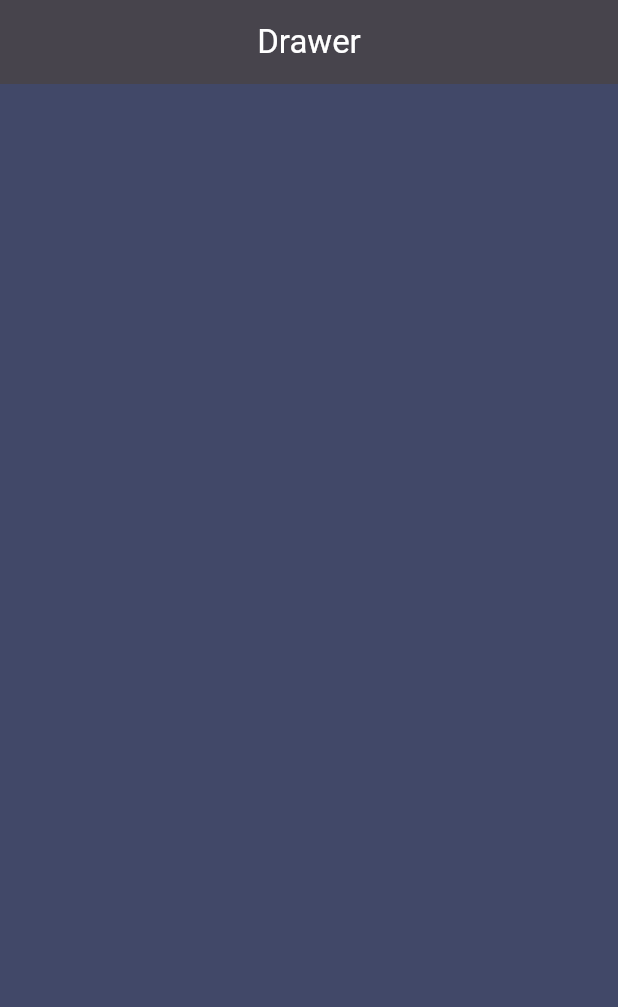
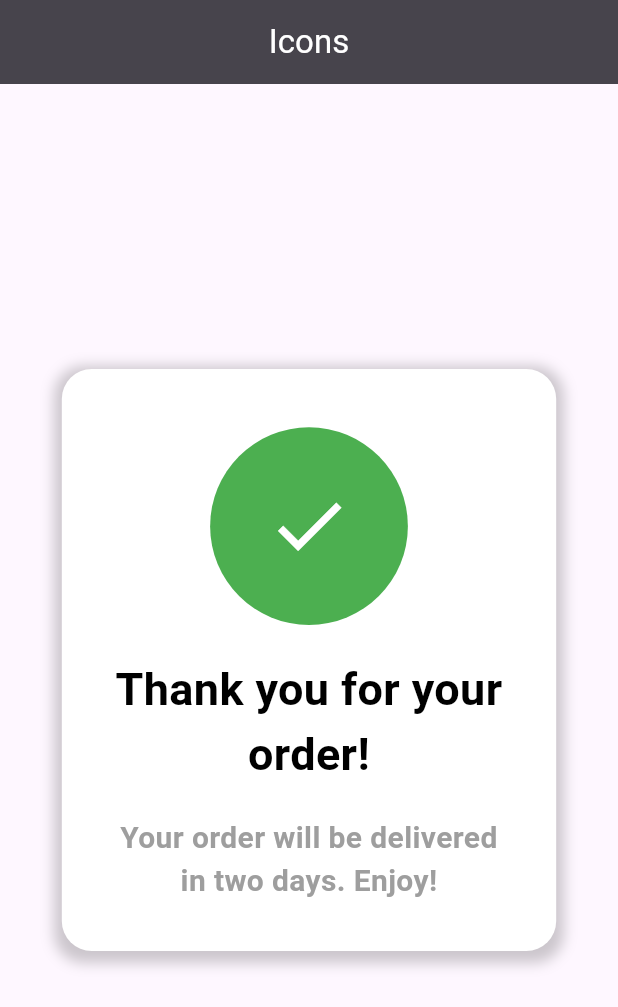
Before and after one commit to thedarkknight13/flutteranimations, a Flutter app: the screen it shows after launch, on a phone screen of 412 x 824 dp. Shown: the top 1007 px of the screen. Run offline on Flutter 3.47's test engine with Material 3 defaults, Android fonts, the phone set to English and light mode, and no system bars.

Commit message:
step 10: added animated prompt

```diff
--- /dev/null
+++ b/lib/animated_prompt/example_animated_prompt.dart
@@ -0,0 +1,193 @@
+import 'package:flutter/material.dart';
+
+class ExampleAnimatedPrompt extends StatefulWidget {
+  const ExampleAnimatedPrompt({super.key});
+
+  @override
+  State<ExampleAnimatedPrompt> createState() => _ExampleAnimatedPromptState();
+}
+
+class _ExampleAnimatedPromptState extends State<ExampleAnimatedPrompt> {
+  @override
+  Widget build(BuildContext context) {
+    return Scaffold(
+      appBar: AppBar(
+        title: Center(
+          child: Text(
+            "Icons",
+            style: const TextStyle(color: Colors.white),
+          ),
+        ),
+        backgroundColor: Colors.grey[800],
+        elevation: 10,
+      ),
+      body: const Center(
+        child: AnimatedPrompt(
+          title: "Thank you for your order!",
+          subtitle: "Your order will be delivered in two days. Enjoy!",
+          child: Icon(
+            Icons.check,
+            color: Colors.white,
+          ),
+        ),
+      ),
+    );
+  }
+}
+
+class AnimatedPrompt extends StatefulWidget {
+  final String title;
+  final String subtitle;
+  final Widget child;
+
+  const AnimatedPrompt({
+    super.key,
+    required this.title,
+    required this.subtitle,
+    required this.child,
+  });
+
+  @override
+  State<AnimatedPrompt> createState() => _AnimatedPromptState();
+}
+
+class _AnimatedPromptState extends State<AnimatedPrompt>
+    with SingleTickerProviderStateMixin {
+  late AnimationController _controller;
+  late Animation<double> _iconScaleAnimation;
+  late Animation<double> _containerScaleAnimation;
+  late Animation<Offset> _yAnimation;
+
+  @override
+  void initState() {
+    super.initState();
+
+    _controller = AnimationController(
+      vsync: this,
+      duration: const Duration(seconds: 1),
+    );
+
+    _yAnimation = Tween<Offset>(
+      begin: const Offset(0, 0),
+      end: const Offset(0, -0.23),
+    ).animate(
+      CurvedAnimation(
+        parent: _controller,
+        curve: Curves.easeInOut,
+      ),
+    );
+
+    _iconScaleAnimation = Tween<double>(
+      begin: 7,
+      end: 6,
+    ).animate(
+      CurvedAnimation(
+        parent: _controller,
+        curve: Curves.easeInOut,
+      ),
+    );
+
+    _containerScaleAnimation = Tween<double>(
+      begin: 2.0,
+      end: 0.4,
+    ).animate(
+      CurvedAnimation(
+        parent: _controller,
+        curve: Curves.bounceOut,
+      ),
+    );
+  }
+
+  @override
+  void dispose() {
+    _controller.dispose();
+    super.dispose();
+  }
+
+  @override
+  Widget build(BuildContext context) {
+    _controller
+      ..reset()
+      ..forward();
+    return Container(
+      decoration: BoxDecoration(
+        color: Colors.white,
+        borderRadius: BorderRadius.circular(20),
+        boxShadow: [
+          BoxShadow(
+            color: Colors.black.withAlpha(51),
+            spreadRadius: 5,
+            blurRadius: 7,
+            offset: const Offset(0, 3),
+          ),
+        ],
+      ),
+      child: ClipRRect(
+        borderRadius: BorderRadius.circular(20),
+        child: ConstrainedBox(
+          constraints: BoxConstraints(
+            minHeight: 100,
+            minWidth: 100,
+            maxHeight: MediaQuery.of(context).size.height * 0.8,
+            maxWidth: MediaQuery.of(context).size.width * 0.8,
+          ),
+          child: Stack(
+            children: [
+              Padding(
+                padding: const EdgeInsets.all(32.0),
+                child: Column(
+                  mainAxisAlignment: MainAxisAlignment.center,
+                  mainAxisSize: MainAxisSize.min,
+                  children: [
+                    const SizedBox(
+                      height: 160,
+                    ),
+                    Text(
+                      widget.title,
+                      textAlign: TextAlign.center,
+                      style: const TextStyle(
+                        fontSize: 30,
+                        fontWeight: FontWeight.bold,
+                        color: Colors.black,
+                      ),
+                    ),
+                    const SizedBox(
+                      height: 20,
+                    ),
+                    Text(
+                      widget.subtitle,
+                      textAlign: TextAlign.center,
+                      style: const TextStyle(
+                        fontSize: 20,
+                        fontWeight: FontWeight.bold,
+                        color: Colors.grey,
+                      ),
+                    ),
+                  ],
+                ),
+              ),
+              Positioned.fill(
+                child: SlideTransition(
+                  position: _yAnimation,
+                  child: ScaleTransition(
+                    scale: _containerScaleAnimation,
+                    child: Container(
+                      decoration: const BoxDecoration(
+                        shape: BoxShape.circle,
+                        color: Colors.green,
+                      ),
+                      child: ScaleTransition(
+                        scale: _iconScaleAnimation,
+                        child: widget.child,
+                      ),
+                    ),
+                  ),
+                ),
+              ),
+            ],
+          ),
+        ),
+      ),
+    );
+  }
+}
--- a/lib/main.dart
+++ b/lib/main.dart
@@ -1,5 +1,5 @@
 import 'package:flutter/material.dart';
-import 'package:flutteranimations/3d_drawer/example_3d_drawer.dart';
+import 'package:flutteranimations/animated_prompt/example_animated_prompt.dart';
 
 void main() {
   runApp(const MyApp());
@@ -17,7 +17,7 @@ class MyApp extends StatelessWidget {
         colorScheme: ColorScheme.fromSeed(seedColor: Colors.deepPurple),
         useMaterial3: true,
       ),
-      home: Example3dDrawer(),
+      home: ExampleAnimatedPrompt(),
     );
   }
 }
```
